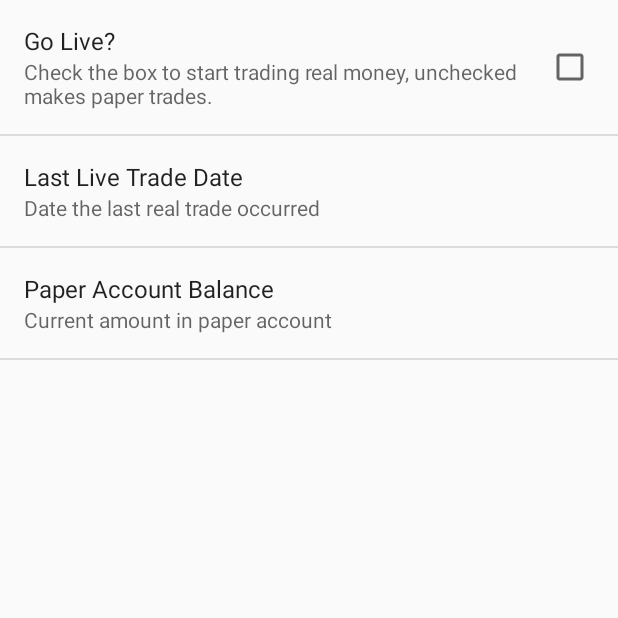
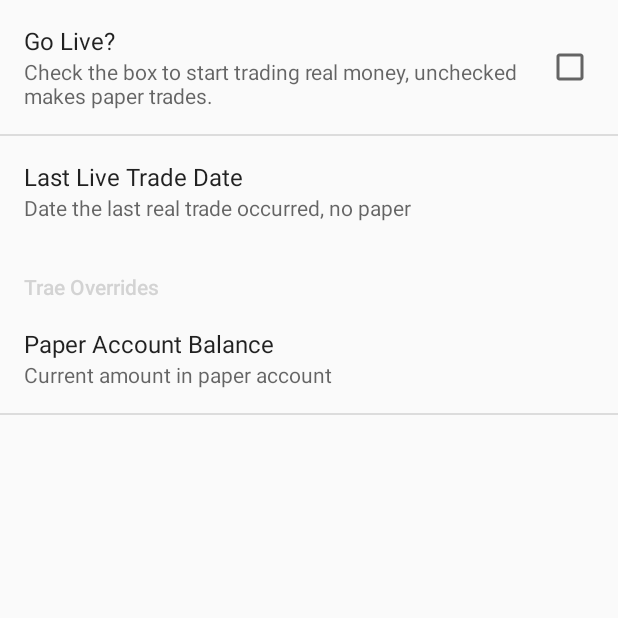
Before and after one commit to mikemey01/Markets, an Android app: the PrefsActivity screen opened directly, with no data from a screen before it, on a phone screen of 412 x 824 dp, the top half of it. Run offline under Robolectric (Android 15) with nearby library versions, the phone set to English and light mode, and no system bars.

Commit message:
adding preference categories

```diff
--- a/app/src/main/res/xml/preferences.xml
+++ b/app/src/main/res/xml/preferences.xml
@@ -10,13 +10,19 @@
 
     <EditTextPreference android:title="Last Live Trade Date"
         android:key="lastTradeDate"
-        android:summary="Date the last real trade occurred">
+        android:summary="Date the last real trade occurred, no paper">
     </EditTextPreference>
 
-    <EditTextPreference android:title="Paper Account Balance"
-        android:key="paperAccountBalance"
-        android:summary="Current amount in paper account">
-    </EditTextPreference>
+    <PreferenceCategory
+        android:key="tradeOverrides"
+        android:title="Trae Overrides">
+
+        <EditTextPreference android:title="Paper Account Balance"
+            android:key="paperAccountBalance"
+            android:summary="Current amount in paper account">
+        </EditTextPreference>
+
+    </PreferenceCategory>
 
 
 </PreferenceScreen>
```
Also changed, not shown: app/src/main/java/com/chariotinstruments/markets/PhaseOneTradeControl.java (+3 -4 lines).
